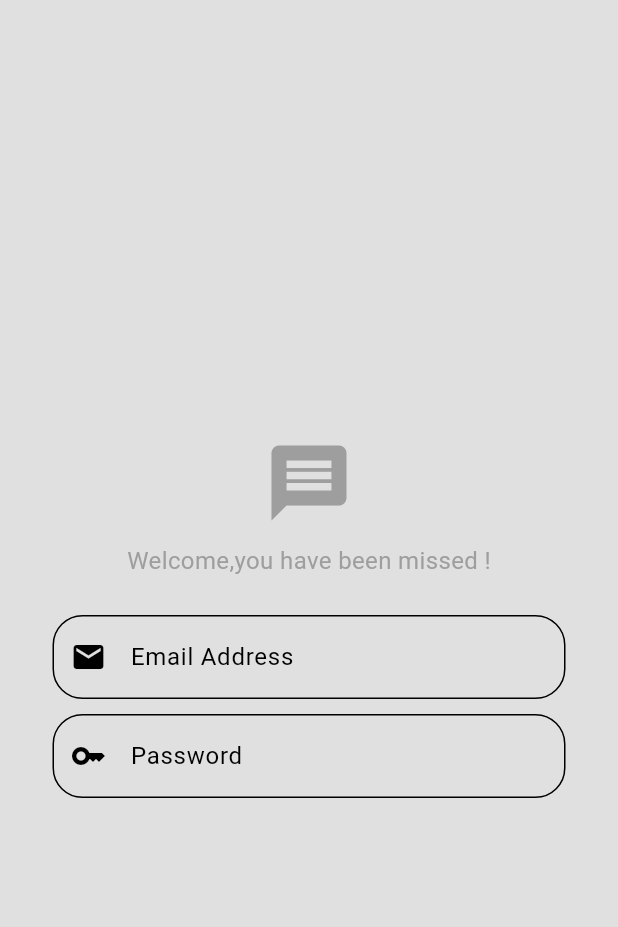
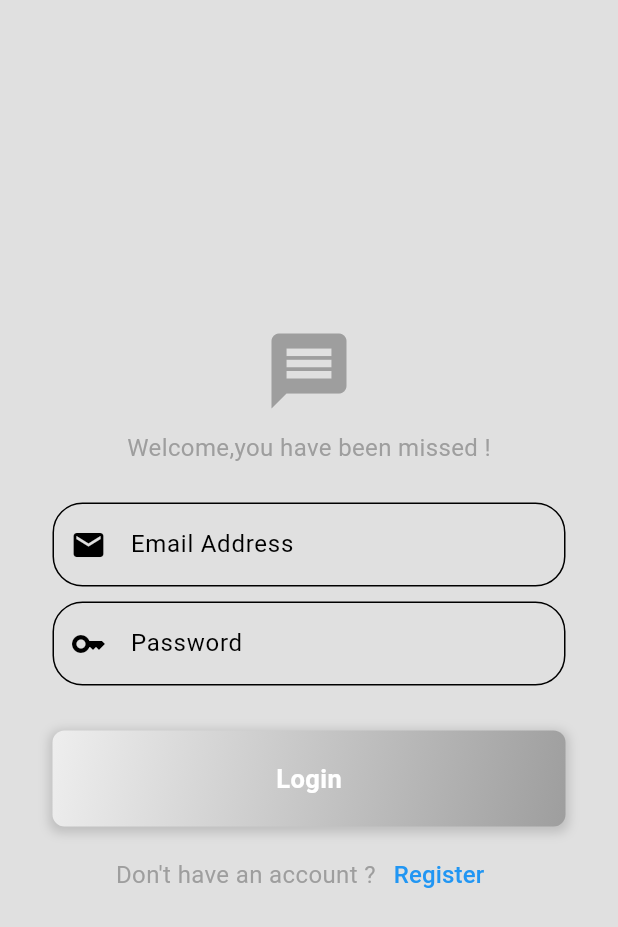
Before and after one commit to Disha152/Custom_ChatApp, a Flutter app: the screen it shows after launch, on a phone screen of 412 x 824 dp. Shown: the top 927 px of the screen. Run offline on Flutter 3.47's test engine with Material 3 defaults, Android fonts, the phone set to English and light mode, and no system bars.

Commit message:
login&registerPagesAssembled

```diff
--- /dev/null
+++ b/lib/auth/login_or_auth.dart
@@ -0,0 +1,27 @@
+import 'package:chat_application/pages/login_page.dart';
+import 'package:chat_application/pages/register_page.dart';
+import 'package:flutter/material.dart';
+
+class LoginOrRegister extends StatefulWidget {
+  const LoginOrRegister({super.key});
+
+  @override
+  State<LoginOrRegister> createState() => _LoginOrRegisterState();
+}
+
+class _LoginOrRegisterState extends State<LoginOrRegister> {
+  //initially show login page
+  bool showLoginPage = true;
+  //toggle between login and register page
+  void togglePages() {
+    setState(() {
+      showLoginPage = !showLoginPage;
+    });}
+    @override
+    Widget build(BuildContext context) {
+      if (showLoginPage) {
+        return LoginPage(onTap:togglePages);
+      } else{
+        return RegisterPage(onTap:togglePages);}
+    }
+  }
--- /dev/null
+++ b/lib/components/custom_button.dart
@@ -0,0 +1,48 @@
+import 'package:flutter/material.dart';
+
+class CustomButton extends StatelessWidget {
+  final String text;
+  final void Function()? onTap;
+  const CustomButton({super.key, required this.text,required this.onTap});
+
+  @override
+  Widget build(BuildContext context) {
+   return GestureDetector(
+  onTap: onTap,
+  child: Container(
+    decoration: BoxDecoration(
+      gradient: LinearGradient(
+        colors: [
+          Theme.of(context).colorScheme.secondary,
+          Theme.of(context).colorScheme.primary,
+        ],
+        begin: Alignment.topLeft,
+        end: Alignment.bottomRight,
+      ),
+      borderRadius: BorderRadius.circular(8),
+      boxShadow: [
+        BoxShadow(
+          color: Colors.grey.withOpacity(0.5),
+          spreadRadius: 2,
+          blurRadius: 5,
+          offset:  const Offset(0, 2),
+        ),
+      ],
+    ),
+    padding: const EdgeInsets.all(20),
+    margin: const EdgeInsets.symmetric(horizontal: 35),
+    child: Center(
+      child: Text(
+        text,
+        style: const TextStyle(
+          color: Colors.white,
+          fontWeight: FontWeight.bold,
+          fontSize: 17
+        ),
+      ),
+    ),
+  ),
+);
+
+  }
+}
--- a/lib/main.dart
+++ b/lib/main.dart
@@ -1,4 +1,6 @@
+import 'package:chat_application/auth/login_or_auth.dart';
 import 'package:chat_application/pages/login_page.dart';
+import 'package:chat_application/pages/register_page.dart';
 import 'package:chat_application/themes/light_mode.dart';
 import 'package:flutter/material.dart';
 
@@ -13,7 +15,7 @@ class MyApp extends StatelessWidget {
   Widget build(BuildContext context) {
     return MaterialApp(
       debugShowCheckedModeBanner: false,
-      home: const LoginPage(),
+      home: const LoginOrRegister(),
       theme: lightMode,
     );
   }
--- a/lib/pages/login_page.dart
+++ b/lib/pages/login_page.dart
@@ -1,18 +1,20 @@
+import 'package:chat_application/components/custom_button.dart';
 import 'package:chat_application/components/custom_textfield.dart';
 import 'package:flutter/material.dart';
 
-class LoginPage extends StatefulWidget {
-  const LoginPage({super.key});
+class LoginPage extends StatelessWidget {
+  const LoginPage({super.key,required this.onTap});
 
-  @override
-  State<LoginPage> createState() => _LoginPageState();
-}
+  final void Function() onTap;
 
-class _LoginPageState extends State<LoginPage> {
   @override
   Widget build(BuildContext context) {
     TextEditingController emailController = TextEditingController();
     TextEditingController passwordController = TextEditingController();
+    void login() {
+      //authentication
+    }
+
     return Scaffold(
         backgroundColor: Theme.of(context).colorScheme.background,
         body: Column(
@@ -49,9 +51,33 @@ class _LoginPageState extends State<LoginPage> {
                 obscureText: true,
                 controller: passwordController),
 
+            const SizedBox(height: 30),
             //login button
+            CustomButton(
+              text: "Login",
+              onTap: login,
+            ),
 
             //register now
+            const SizedBox(height: 8),
+
+            Row(mainAxisAlignment: MainAxisAlignment.center, children: [
+              Text("Don't have an account ?",
+                  style: TextStyle(
+                    fontSize: 16,
+                    color: Theme.of(context).colorScheme.primary,
+                  )),
+               TextButton(
+                  onPressed: () {
+                    onTap();
+                  },
+                  child: const Text("Register",
+                      style: TextStyle(
+                        fontSize: 16,
+                        color: Colors.blue,
+                      )),
+                ),
+            ]),
           ],
         ));
   }
```
Also changed, not shown: lib/pages/register_page.dart (+96 -0 lines).
